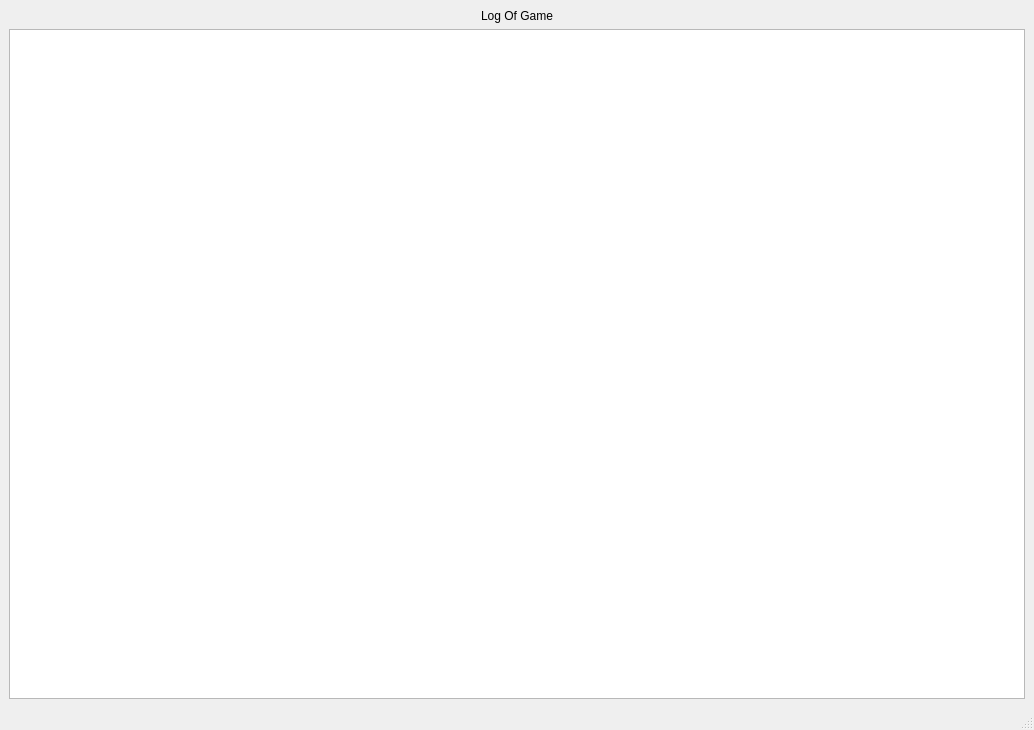
First picture: the form in gui/logscreen.ui, repository TaimoorRana/Risk, before the edit.
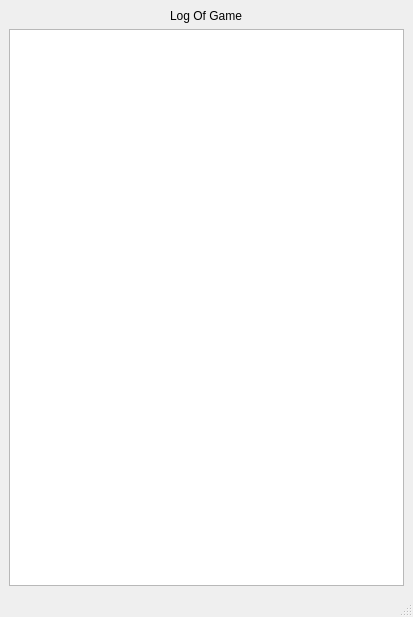
Second picture: the form after the edit.

```diff
--- a/gui/logscreen.ui
+++ b/gui/logscreen.ui
@@ -6,8 +6,8 @@
    <rect>
     <x>0</x>
     <y>0</y>
-    <width>1034</width>
-    <height>730</height>
+    <width>413</width>
+    <height>617</height>
    </rect>
   </property>
   <property name="windowTitle">
@@ -41,7 +41,11 @@
       <item>
        <layout class="QVBoxLayout" name="verticalLayout_3">
         <item>
-         <widget class="QTextEdit" name="textEdit"/>
+         <widget class="QTextEdit" name="textEdit">
+          <property name="readOnly">
+           <bool>true</bool>
+          </property>
+         </widget>
         </item>
        </layout>
       </item>
```
